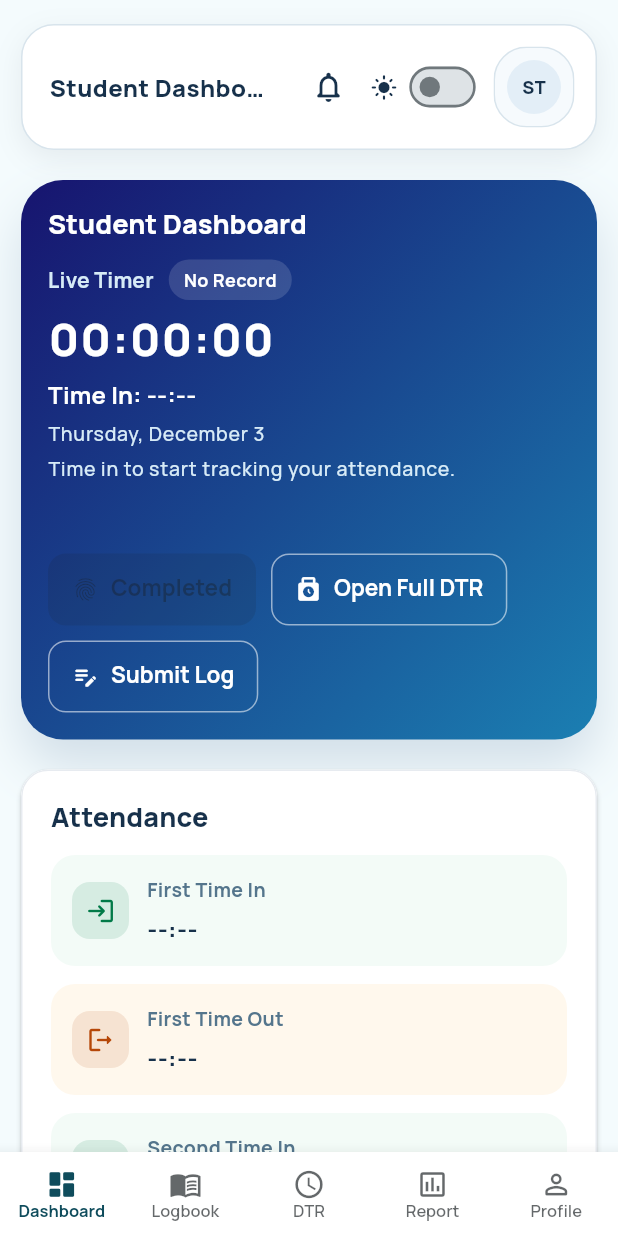
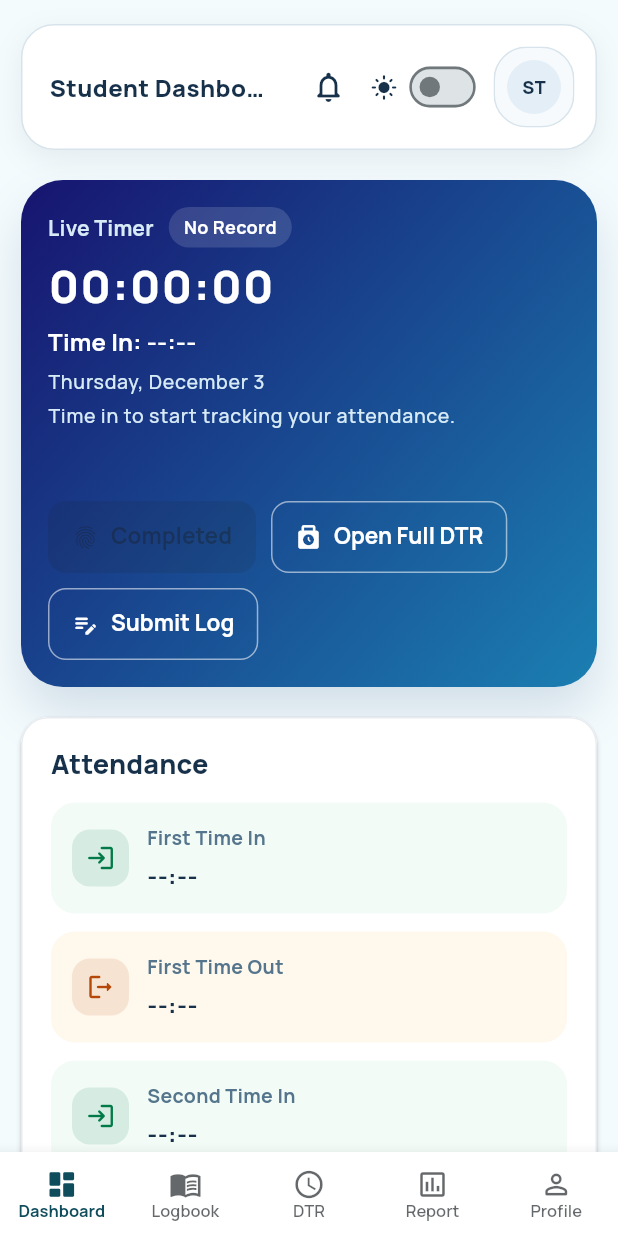
Before and after one commit to 2302766-collab/InternTrack, a Flutter app: the StudentDashboardScreen screen opened directly with empty values, on a phone screen of 412 x 824 dp. Run offline on Flutter 3.47's test engine with Material 3 defaults, Android fonts, the phone set to English and light mode, and no system bars; our stand-ins replace dio, file_picker, flutter_secure_storage, google_fonts, shared_preferences; missing offline and left inert: dart:html; accounts and stored records are empty.

Commit message:
Remove redundant title in student dash

```diff
--- a/flutter/lib/features/student/presentation/screens/student_dashboard_screen.dart
+++ b/flutter/lib/features/student/presentation/screens/student_dashboard_screen.dart
@@ -1638,15 +1638,6 @@ class _StudentDashboardScreenState extends State<StudentDashboardScreen> {
           child: Column(
             crossAxisAlignment: CrossAxisAlignment.start,
             children: [
-              Text(
-                'Student Dashboard',
-                style: theme.textTheme.headlineSmall?.copyWith(
-                  color: Colors.white,
-                  fontWeight: FontWeight.w800,
-                  fontSize: isCompact ? 18 : 20,
-                ),
-              ),
-              const SizedBox(height: 14),
               _buildHeaderTimerContent(theme, record, isCompact),
             ],
           ),
```
